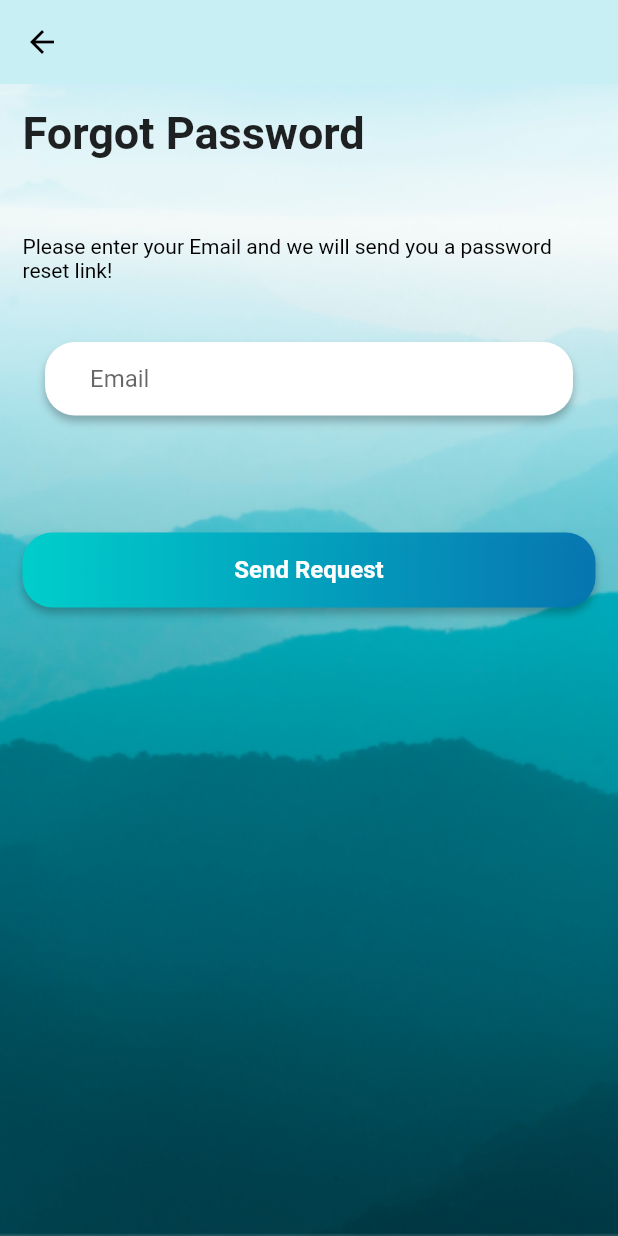
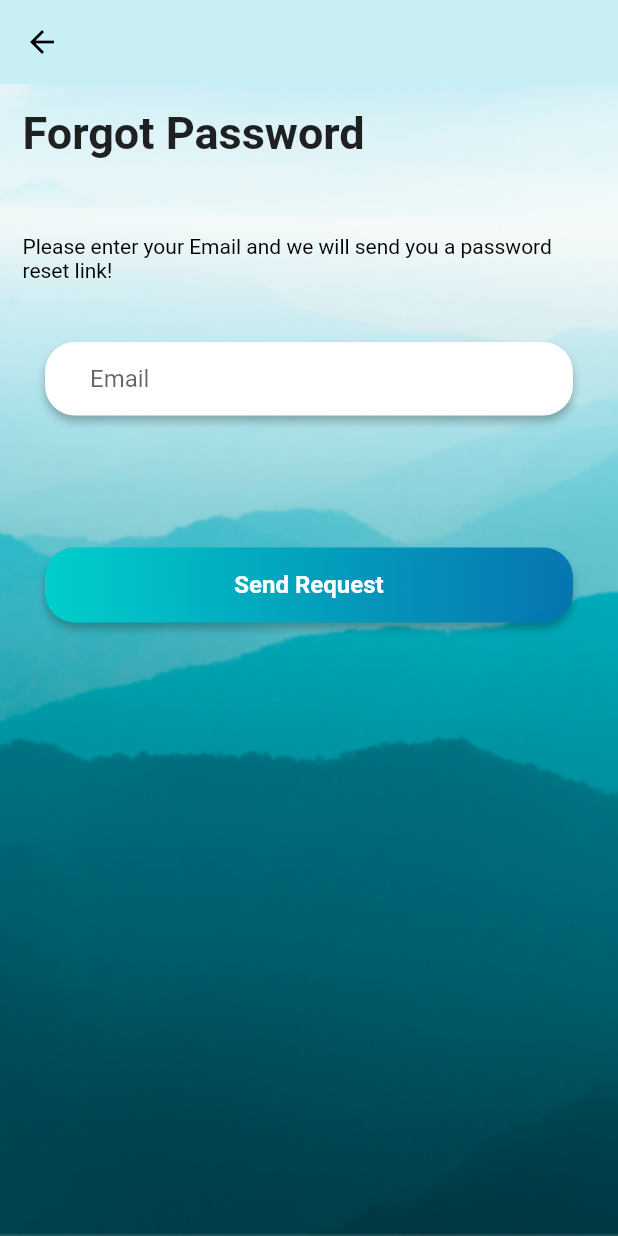
Before and after one commit to DenisaFleancu26/MyTrip, a Flutter app: the ForgotPasswordScreen screen opened directly, on a phone screen of 412 x 824 dp. Run offline on Flutter 3.47's test engine with Material 2 defaults, Android fonts, the phone set to English and light mode, and no system bars; our stand-ins replace carousel_slider, cloud_firestore, dots_indicator, firebase_auth, firebase_core, google_sign_in; accounts and stored records are empty.

Commit message:
adjusted button size

```diff
--- a/my_trip_app/lib/widgets/custom_button.dart
+++ b/my_trip_app/lib/widgets/custom_button.dart
@@ -20,6 +20,8 @@ class CustomButton extends StatelessWidget {
   Widget build(BuildContext context) {
     return GestureDetector(
       onTap: onTap,
+      child: Padding(
+        padding: const EdgeInsets.symmetric(horizontal: 15, vertical: 10),
         child: Container(
           height: 50,
           decoration: BoxDecoration(
@@ -51,6 +53,7 @@ class CustomButton extends StatelessWidget {
                 color: withGradient ? Colors.white : Colors.black),
           )),
         ),
+      ),
     );
   }
 }
```
Lines whose indentation alone changed are shown as unchanged.
